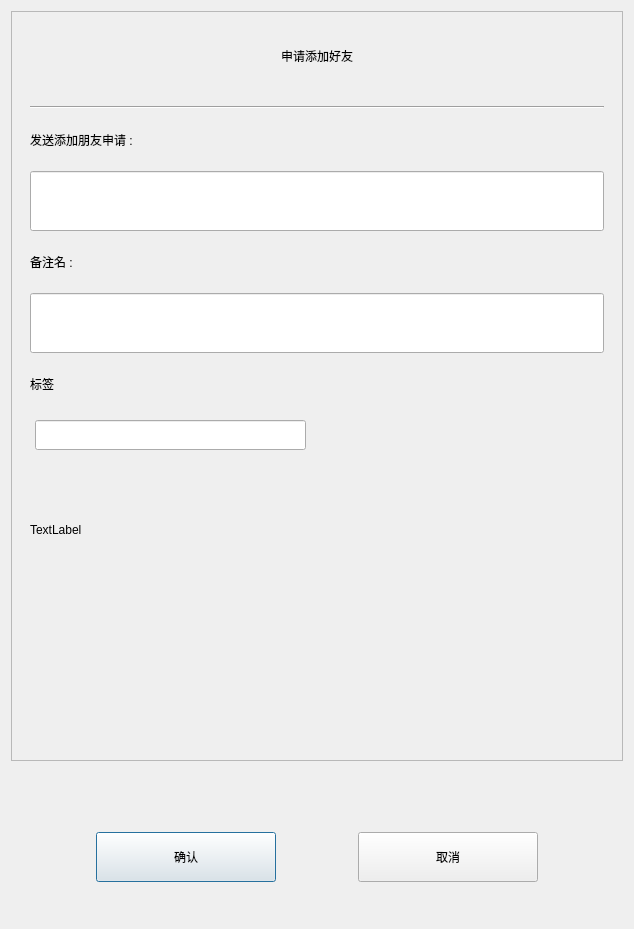
The window that client/dialogs/authenfriend.ui (yrc920/xiguchat) describes before a commit, drawn with Qt 5.
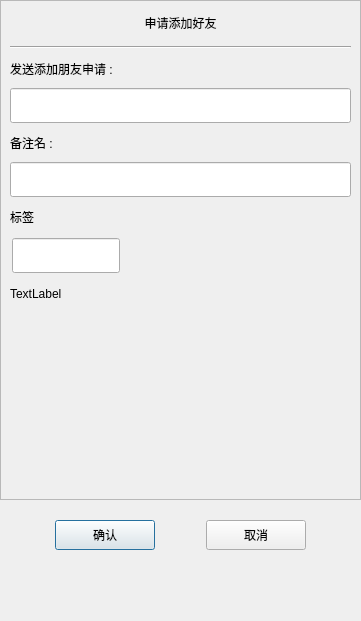
The same window after the commit. Custom widgets are drawn as their Qt base class.

```diff
--- a/client/dialogs/authenfriend.ui
+++ b/client/dialogs/authenfriend.ui
@@ -6,26 +6,53 @@
    <rect>
     <x>0</x>
     <y>0</y>
-    <width>634</width>
-    <height>929</height>
+    <width>361</width>
+    <height>621</height>
    </rect>
   </property>
+  <property name="minimumSize">
+   <size>
+    <width>361</width>
+    <height>621</height>
+   </size>
+  </property>
+  <property name="maximumSize">
+   <size>
+    <width>361</width>
+    <height>621</height>
+   </size>
+  </property>
   <property name="windowTitle">
    <string>Dialog</string>
   </property>
   <layout class="QVBoxLayout" name="verticalLayout">
+   <property name="spacing">
+    <number>0</number>
+   </property>
+   <property name="leftMargin">
+    <number>0</number>
+   </property>
+   <property name="topMargin">
+    <number>0</number>
+   </property>
+   <property name="rightMargin">
+    <number>0</number>
+   </property>
+   <property name="bottomMargin">
+    <number>0</number>
+   </property>
    <item>
     <widget class="QScrollArea" name="scrollArea">
      <property name="minimumSize">
       <size>
        <width>0</width>
-       <height>750</height>
+       <height>500</height>
       </size>
      </property>
      <property name="maximumSize">
       <size>
        <width>16777215</width>
-       <height>750</height>
+       <height>500</height>
       </size>
      </property>
      <property name="widgetResizable">
@@ -36,8 +63,8 @@
        <rect>
         <x>0</x>
         <y>0</y>
-        <width>614</width>
-        <height>748</height>
+        <width>359</width>
+        <height>498</height>
        </rect>
       </property>
       <property name="minimumSize">
@@ -48,20 +75,26 @@
       </property>
       <layout class="QVBoxLayout" name="verticalLayout_2">
        <property name="spacing">
-        <number>6</number>
+        <number>0</number>
+       </property>
+       <property name="leftMargin">
+        <number>0</number>
+       </property>
+       <property name="rightMargin">
+        <number>0</number>
        </property>
        <item>
         <widget class="QLabel" name="apply_lb">
          <property name="minimumSize">
           <size>
            <width>0</width>
-           <height>70</height>
+           <height>25</height>
           </size>
          </property>
          <property name="maximumSize">
           <size>
            <width>16777215</width>
-           <height>70</height>
+           <height>25</height>
           </size>
          </property>
          <property name="text">
@@ -76,10 +109,10 @@
         <widget class="QWidget" name="apply_wid" native="true">
          <layout class="QVBoxLayout" name="verticalLayout_3">
           <property name="spacing">
-           <number>6</number>
+           <number>7</number>
           </property>
           <property name="topMargin">
-           <number>9</number>
+           <number>11</number>
           </property>
           <item>
            <widget class="Line" name="line">
@@ -93,7 +126,7 @@
             <property name="minimumSize">
              <size>
               <width>0</width>
-              <height>50</height>
+              <height>25</height>
              </size>
             </property>
             <property name="maximumSize">
@@ -112,13 +145,13 @@
             <property name="minimumSize">
              <size>
               <width>0</width>
-              <height>60</height>
+              <height>35</height>
              </size>
             </property>
             <property name="maximumSize">
              <size>
               <width>16777215</width>
-              <height>60</height>
+              <height>35</height>
              </size>
             </property>
            </widget>
@@ -128,7 +161,7 @@
             <property name="minimumSize">
              <size>
               <width>0</width>
-              <height>50</height>
+              <height>25</height>
              </size>
             </property>
             <property name="maximumSize">
@@ -147,13 +180,13 @@
             <property name="minimumSize">
              <size>
               <width>0</width>
-              <height>60</height>
+              <height>35</height>
              </size>
             </property>
             <property name="maximumSize">
              <size>
               <width>16777215</width>
-              <height>60</height>
+              <height>35</height>
              </size>
             </property>
            </widget>
@@ -163,7 +196,7 @@
             <property name="minimumSize">
              <size>
               <width>0</width>
-              <height>50</height>
+              <height>25</height>
              </size>
             </property>
             <property name="maximumSize">
@@ -179,6 +212,12 @@
           </item>
           <item>
            <widget class="QWidget" name="lb_group_wid" native="true">
+            <property name="minimumSize">
+             <size>
+              <width>0</width>
+              <height>50</height>
+             </size>
+            </property>
             <layout class="QVBoxLayout" name="verticalLayout_4">
              <property name="spacing">
               <number>0</number>
@@ -200,24 +239,30 @@
                <property name="minimumSize">
                 <size>
                  <width>0</width>
-                 <height>90</height>
+                 <height>40</height>
                 </size>
                </property>
                <property name="maximumSize">
                 <size>
                  <width>16777215</width>
-                 <height>16777215</height>
+                 <height>40</height>
                 </size>
                </property>
                <widget class="CustomizeEdit" name="lb_ed">
                 <property name="geometry">
                  <rect>
-                  <x>5</x>
-                  <y>5</y>
-                  <width>271</width>
-                  <height>30</height>
+                  <x>2</x>
+                  <y>2</y>
+                  <width>108</width>
+                  <height>35</height>
                  </rect>
                 </property>
+                <property name="maximumSize">
+                 <size>
+                  <width>16777215</width>
+                  <height>35</height>
+                 </size>
+                </property>
                </widget>
               </widget>
              </item>
@@ -226,7 +271,7 @@
                <property name="minimumSize">
                 <size>
                  <width>0</width>
-                 <height>50</height>
+                 <height>35</height>
                 </size>
                </property>
                <property name="maximumSize">
@@ -278,6 +323,12 @@
           </item>
           <item>
            <widget class="QWidget" name="widget" native="true">
+            <property name="minimumSize">
+             <size>
+              <width>0</width>
+              <height>60</height>
+             </size>
+            </property>
             <layout class="QHBoxLayout" name="horizontalLayout_2">
              <property name="leftMargin">
               <number>0</number>
@@ -295,35 +346,47 @@
               <widget class="QWidget" name="lb_list" native="true">
                <property name="minimumSize">
                 <size>
-                 <width>350</width>
-                 <height>0</height>
+                 <width>287</width>
+                 <height>50</height>
+                </size>
+               </property>
+               <property name="maximumSize">
+                <size>
+                 <width>287</width>
+                 <height>16777215</height>
                 </size>
                </property>
               </widget>
              </item>
              <item>
               <widget class="QWidget" name="more_li_wid" native="true">
+               <property name="minimumSize">
+                <size>
+                 <width>30</width>
+                 <height>0</height>
+                </size>
+               </property>
                <property name="maximumSize">
                 <size>
-                 <width>70</width>
+                 <width>30</width>
                  <height>16777215</height>
                 </size>
                </property>
                <layout class="QVBoxLayout" name="verticalLayout_6">
                 <property name="spacing">
-                 <number>0</number>
+                 <number>7</number>
                 </property>
                 <property name="leftMargin">
-                 <number>20</number>
+                 <number>2</number>
                 </property>
                 <property name="topMargin">
-                 <number>0</number>
+                 <number>2</number>
                 </property>
                 <property name="rightMargin">
-                 <number>0</number>
+                 <number>2</number>
                 </property>
                 <property name="bottomMargin">
-                 <number>0</number>
+                 <number>2</number>
                 </property>
                 <item>
                  <spacer name="verticalSpacer_3">
@@ -342,14 +405,14 @@
                  <widget class="ClickedOnceLabel" name="more_lb">
                   <property name="minimumSize">
                    <size>
-                    <width>40</width>
-                    <height>40</height>
+                    <width>25</width>
+                    <height>25</height>
                    </size>
                   </property>
                   <property name="maximumSize">
                    <size>
-                    <width>40</width>
-                    <height>40</height>
+                    <width>25</width>
+                    <height>25</height>
                    </size>
                   </property>
                   <property name="text">
@@ -365,7 +428,7 @@
                   <property name="sizeHint" stdset="0">
                    <size>
                     <width>20</width>
-                    <height>40</height>
+                    <height>60</height>
                    </size>
                   </property>
                  </spacer>
@@ -394,7 +457,7 @@
      <property name="sizeHint" stdset="0">
       <size>
        <width>20</width>
-       <height>40</height>
+       <height>10</height>
       </size>
      </property>
     </spacer>
@@ -404,7 +467,7 @@
      <property name="minimumSize">
       <size>
        <width>0</width>
-       <height>100</height>
+       <height>50</height>
       </size>
      </property>
      <layout class="QHBoxLayout" name="horizontalLayout">
@@ -425,8 +488,14 @@
        <widget class="ClickedBtn" name="sure_btn">
         <property name="minimumSize">
          <size>
-          <width>180</width>
-          <height>50</height>
+          <width>100</width>
+          <height>30</height>
+         </size>
+        </property>
+        <property name="maximumSize">
+         <size>
+          <width>100</width>
+          <height>30</height>
          </size>
         </property>
         <property name="text">
@@ -451,8 +520,14 @@
        <widget class="ClickedBtn" name="cancel_btn">
         <property name="minimumSize">
          <size>
-          <width>180</width>
-          <height>50</height>
+          <width>100</width>
+          <height>30</height>
+         </size>
+        </property>
+        <property name="maximumSize">
+         <size>
+          <width>100</width>
+          <height>30</height>
          </size>
         </property>
         <property name="text">
@@ -484,7 +559,7 @@
      <property name="sizeHint" stdset="0">
       <size>
        <width>20</width>
-       <height>40</height>
+       <height>55</height>
       </size>
      </property>
     </spacer>
```
Left out of the diff: 2 changed lines with no effect on the pictures.
